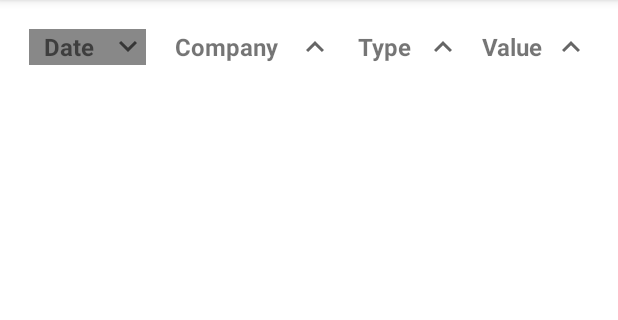
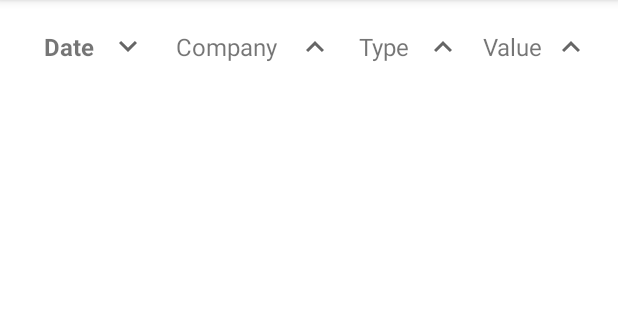
Before and after one commit to AaronCreor/StockMarketShowdown, an Android app: the fragment HistoryFragment shown on its own in the app's theme, on a phone screen of 412 x 824 dp, the part 84-404 px from its top. Run offline under Robolectric (Android 15) with nearby library versions, the phone set to English and light mode, and no system bars; our stand-ins replace Firebase (no records; nobody signed in at launch, a user with empty details on screens opened directly); network calls fail; 2 statements that could not run were skipped.

Commit message:
made the header sorts look better

```diff
--- a/app/src/main/java/com/example/stockmarketshowdown/ui/history/HistoryFragment.kt
+++ b/app/src/main/java/com/example/stockmarketshowdown/ui/history/HistoryFragment.kt
@@ -1,6 +1,6 @@
 package com.example.stockmarketshowdown.ui.history
 
-import android.graphics.Color
+import android.graphics.Typeface
 import android.os.Bundle
 import android.util.Log
 import android.view.View
@@ -75,43 +75,38 @@ class HistoryFragment : Fragment(R.layout.fragment_history) {
         }
 
         viewModel.observeSortInfo().observe(viewLifecycleOwner) {
-            binding.headerType.setBackgroundColor(Color.TRANSPARENT)
-            binding.headerDate.setBackgroundColor(Color.TRANSPARENT)
-            binding.headerValue.setBackgroundColor(Color.TRANSPARENT)
-            binding.headerCompany.setBackgroundColor(Color.TRANSPARENT)
+            binding.headerType.setTypeface(null, Typeface.NORMAL)
+            binding.headerCompany.setTypeface(null, Typeface.NORMAL)
+            binding.headerDate.setTypeface(null, Typeface.NORMAL)
+            binding.headerValue.setTypeface(null, Typeface.NORMAL)
             if (it.sortColumn == SortColumn.COMPANY) {
                 if (it.ascending) {
-                    binding.headerCompany.setBackgroundColor(Color.GRAY)
                     binding.headerCompany.setCompoundDrawablesWithIntrinsicBounds(0, 0, R.drawable.ic_arrow_up, 0)
                 } else {
-                    binding.headerCompany.setBackgroundColor(Color.GRAY)
                     binding.headerCompany.setCompoundDrawablesWithIntrinsicBounds(0, 0, R.drawable.ic_arrow_down, 0)
                 }
+                binding.headerCompany.setTypeface(binding.headerCompany.typeface, Typeface.BOLD)
             } else if (it.sortColumn == SortColumn.DATE) {
                 if (it.ascending) {
-                    binding.headerDate.setBackgroundColor(Color.GRAY)
                     binding.headerDate.setCompoundDrawablesWithIntrinsicBounds(0, 0, R.drawable.ic_arrow_up, 0)
                 } else {
-                    binding.headerDate.setBackgroundColor(Color.GRAY)
                     binding.headerDate.setCompoundDrawablesWithIntrinsicBounds(0, 0, R.drawable.ic_arrow_down, 0)
                 }
+                binding.headerDate.setTypeface(binding.headerDate.typeface, Typeface.BOLD)
             } else if (it.sortColumn == SortColumn.TYPE) {
                 if (it.ascending) {
-                    binding.headerType.setBackgroundColor(Color.GRAY)
                     binding.headerType.setCompoundDrawablesWithIntrinsicBounds(0, 0, R.drawable.ic_arrow_up, 0)
                 } else {
-                    binding.headerType.setBackgroundColor(Color.GRAY)
                     binding.headerType.setCompoundDrawablesWithIntrinsicBounds(0, 0, R.drawable.ic_arrow_down, 0)
-
                 }
+                binding.headerType.setTypeface(binding.headerType.typeface, Typeface.BOLD)
             } else if (it.sortColumn == SortColumn.VALUE) {
                 if (it.ascending) {
-                    binding.headerValue.setBackgroundColor(Color.GRAY)
                     binding.headerValue.setCompoundDrawablesWithIntrinsicBounds(0, 0, R.drawable.ic_arrow_up, 0)
                 } else {
-                    binding.headerValue.setBackgroundColor(Color.GRAY)
                     binding.headerValue.setCompoundDrawablesWithIntrinsicBounds(0, 0, R.drawable.ic_arrow_down, 0)
                 }
+                binding.headerValue.setTypeface(binding.headerValue.typeface, Typeface.BOLD)
             }
         }
 
--- a/app/src/main/res/layout/fragment_history.xml
+++ b/app/src/main/res/layout/fragment_history.xml
@@ -22,7 +22,6 @@
             android:text="Date"
             android:textStyle="bold"
             android:textSize="16sp"
-            android:background="#d3d3d3"
             android:layout_margin="3dp"
             android:gravity="center"
             android:drawableEnd="@drawable/ic_arrow_up"
@@ -35,7 +34,6 @@
             android:text="Company"
             android:textStyle="bold"
             android:textSize="16sp"
-            android:background="#d3d3d3"
             android:layout_margin="3dp"
             android:gravity="center"
             android:drawableEnd="@drawable/ic_arrow_up"
@@ -48,7 +46,6 @@
             android:text="Type"
             android:textStyle="bold"
             android:textSize="16sp"
-            android:background="#d3d3d3"
             android:layout_margin="3dp"
             android:gravity="center"
             android:drawableEnd="@drawable/ic_arrow_up"
@@ -61,7 +58,6 @@
             android:text="Value"
             android:textStyle="bold"
             android:textSize="16sp"
-            android:background="#d3d3d3"
             android:layout_margin="3dp"
             android:gravity="center"
             android:drawableEnd="@drawable/ic_arrow_up"
```
Also changed, not shown: app/src/main/java/com/example/stockmarketshowdown/ui/home/HomeFragment.kt (+10 -13 lines).
